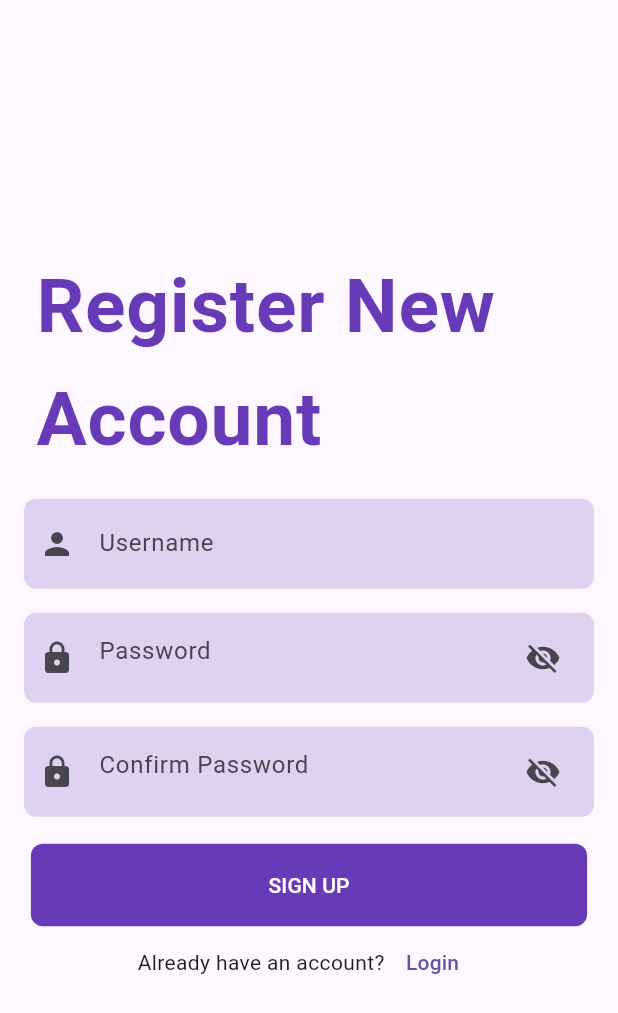
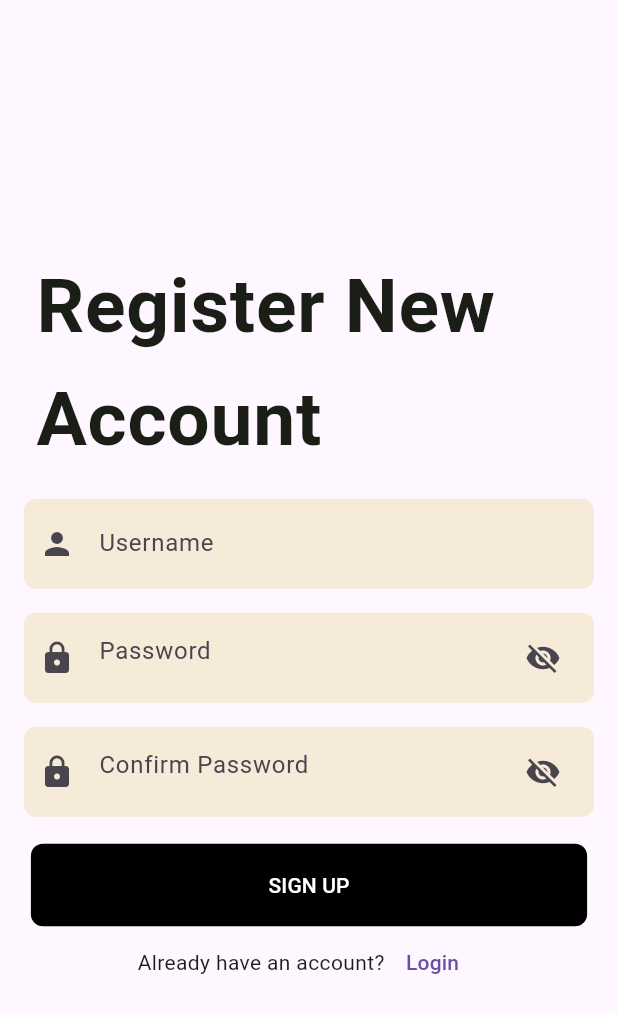
Before and after one commit to Notmisa09/DeliveryMobileApp, a Flutter app: the screen it shows after launch, after a tap on "SIGN UP", on a phone screen of 412 x 824 dp. Shown: the top 1013 px of the screen. Run offline on Flutter 3.47's test engine with Material 3 defaults, Android fonts, the phone set to English and light mode, and no system bars; our stand-ins replace sqflite; accounts and stored records are empty.

Commit message:
IconLogIn

```diff
--- a/deliveryappproject/lib/View/anotherpage.dart
+++ b/deliveryappproject/lib/View/anotherpage.dart
@@ -9,8 +9,8 @@ class HomePage extends StatelessWidget {
       appBar: AppBar(
         title: const Text("Home Page"),
       ),
-      body: Center(
-        child: const Text("Welcome to the Home Page!"),
+      body: const Center(
+        child: Text("Welcome to the Home Page!"),
       ),
     );
   }
--- a/deliveryappproject/lib/View/login.dart
+++ b/deliveryappproject/lib/View/login.dart
@@ -59,10 +59,12 @@ Future<void> login() async {
               key: formKey,
               child: Column(
                 children: [
-                  Image.asset(
-                    "lib/assets/login.png",
-                    width: 210,
-                  ),
+          // Icono principal
+                const Icon(
+                   Icons.fastfood,
+                    size: 150,
+                    color: Colors.orange,
+                   ),
                   const SizedBox(height: 15),
                   Container(
                     margin: const EdgeInsets.all(8),
@@ -70,7 +72,7 @@ Future<void> login() async {
                         horizontal: 10, vertical: 6),
                     decoration: BoxDecoration(
                       borderRadius: BorderRadius.circular(8),
-                      color: Colors.deepPurple.withOpacity(.2),
+                      color: Color.fromARGB(255, 215, 180, 63).withOpacity(.2),
                     ),
                     child: TextFormField(
                       controller: usernameController,
@@ -93,7 +95,7 @@ Future<void> login() async {
                         horizontal: 10, vertical: 6),
                     decoration: BoxDecoration(
                       borderRadius: BorderRadius.circular(8),
-                      color: Colors.deepPurple.withOpacity(.2),
+                      color: Color.fromARGB(255, 215, 180, 63).withOpacity(.2),
                     ),
                     child: TextFormField(
                       controller: passwordController,
@@ -129,7 +131,7 @@ Future<void> login() async {
                     width: MediaQuery.of(context).size.width * .9,
                     decoration: BoxDecoration(
                       borderRadius: BorderRadius.circular(8),
-                      color: Colors.deepPurple,
+                      color: Color.fromARGB(255, 19, 18, 19),
                     ),
                     child: TextButton(
                       onPressed: () {
--- a/deliveryappproject/lib/View/signup.dart
+++ b/deliveryappproject/lib/View/signup.dart
@@ -37,7 +37,7 @@ class _SignUpState extends State<SignUp> {
                       style: TextStyle(
                           fontSize: 50,
                           fontWeight: FontWeight.bold,
-                          color: Colors.deepPurple),
+                          color: Color.fromARGB(255, 26, 30, 22)),
                     ),
                   ),
                   Container(
@@ -46,7 +46,7 @@ class _SignUpState extends State<SignUp> {
                         horizontal: 10, vertical: 6),
                     decoration: BoxDecoration(
                       borderRadius: BorderRadius.circular(8),
-                      color: Colors.deepPurple.withOpacity(.2),
+                      color: Color.fromARGB(255, 215, 180, 63).withOpacity(.2),
                     ),
                     child: TextFormField(
                       controller: username,
@@ -69,7 +69,7 @@ class _SignUpState extends State<SignUp> {
                         horizontal: 10, vertical: 6),
                     decoration: BoxDecoration(
                       borderRadius: BorderRadius.circular(8),
-                      color: Colors.deepPurple.withOpacity(.2),
+                      color: Color.fromARGB(255, 215, 180, 63).withOpacity(.2),
                     ),
                     child: TextFormField(
                       controller: password,
@@ -105,7 +105,7 @@ class _SignUpState extends State<SignUp> {
                         horizontal: 10, vertical: 6),
                     decoration: BoxDecoration(
                       borderRadius: BorderRadius.circular(8),
-                      color: Colors.deepPurple.withOpacity(.2),
+                      color: Color.fromARGB(255, 215, 180, 63).withOpacity(.2),
                     ),
                     child: TextFormField(
                       controller: confirmPassword,
@@ -143,7 +143,7 @@ class _SignUpState extends State<SignUp> {
                     width: MediaQuery.of(context).size.width * .9,
                     decoration: BoxDecoration(
                       borderRadius: BorderRadius.circular(8),
-                      color: Colors.deepPurple,
+                      color: Colors.black,
                     ),
                     child: TextButton(
                       onPressed: () {
--- a/deliveryappproject/pubspec.yaml
+++ b/deliveryappproject/pubspec.yaml
@@ -12,10 +12,8 @@ dependencies:
   sqflite: ^2.0.0+3
   path: ^1.8.0
   provider: ^6.0.3
+  cached_network_image: ^3.0.0
   shared_preferences: ^2.0.13
-
-assets:
-  - deliveryappproject\lib\assets
 
 dev_dependencies:
   flutter_test:
```
Also changed, not shown: deliveryappproject/lib/assets/DeliveryAppLogo1.png (deleted), deliveryappproject/lib/assets/DeliveryAppLogo2.png (deleted), deliveryappproject/lib/assets/login.png (deleted), deliveryappproject/pubspec.lock, 1 other file.
